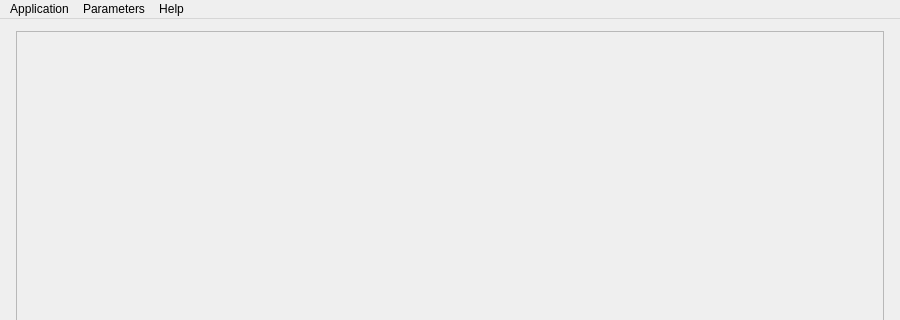
This is Modules/Wrappers/QtWidget/src/appmainwindow.ui in orfeotoolbox/OTB as Qt 5 draws it before an edit; both pictures show x 0 to 900 and y 0 to 320 of the 900 by 600 pixel window. The edited form follows.
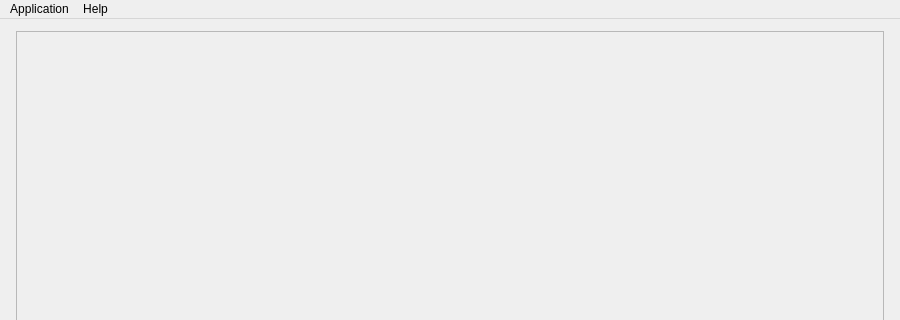
This is the edited form. Icons and pictures are not drawn. Custom widgets are drawn as their Qt base class.

Commit message: wip remove future menu entries

```diff
--- a/Modules/Wrappers/QtWidget/src/appmainwindow.ui
+++ b/Modules/Wrappers/QtWidget/src/appmainwindow.ui
@@ -109,18 +109,8 @@
      <string>Help</string>
     </property>
     <addaction name="actionDocumentation"/>
-    <addaction name="actionAbout"/>
-   </widget>
-   <widget class="QMenu" name="menuParameters">
-    <property name="title">
-     <string>Parameters</string>
-    </property>
-    <addaction name="actionReset"/>
-    <addaction name="actionLoad_from_XML"/>
-    <addaction name="actionSave_to_XML"/>
    </widget>
    <addaction name="menuApplication"/>
-   <addaction name="menuParameters"/>
    <addaction name="menuHelp"/>
   </widget>
   <widget class="QStatusBar" name="statusBar">
```
